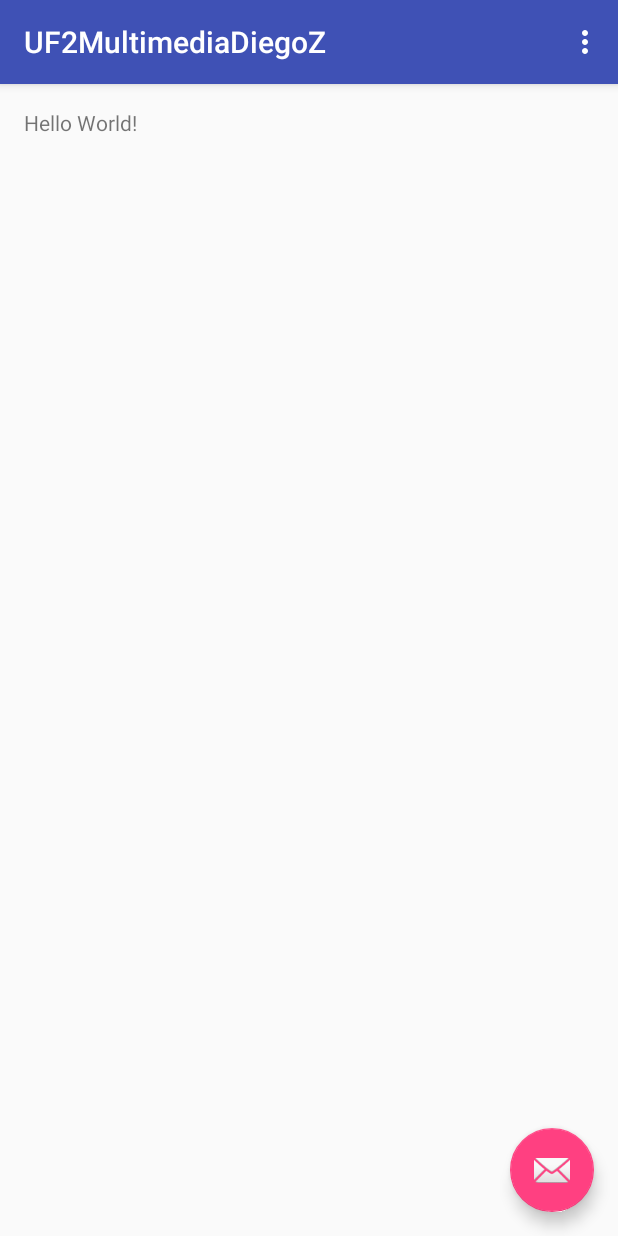
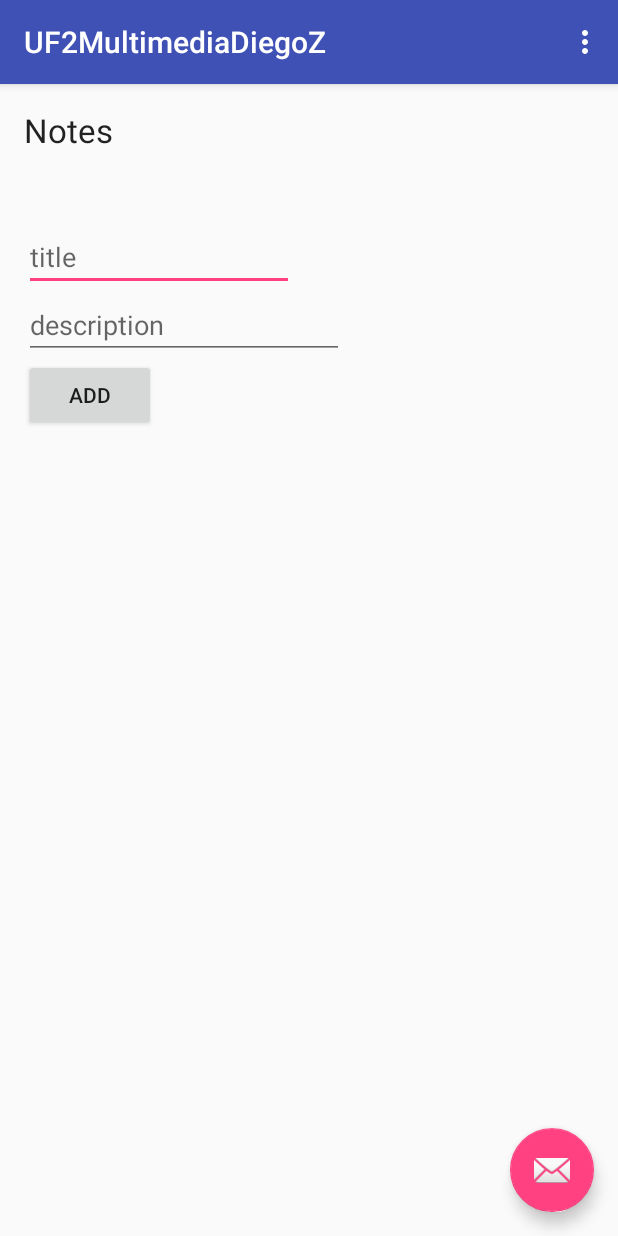
Before and after one commit to 24547744m/UF2MultimediaFirebase, an Android app: the screen it shows after launch (MainActivity), on a phone screen of 412 x 824 dp. Run offline under Robolectric (Android 15) with nearby library versions, the phone set to English and light mode, and no system bars; libraries missing offline, so code that uses them is left out: com.firebase.client; 3 statements that could not run were skipped.

Commit message:
formulario de agregar notas con firebase

```diff
--- a/app/src/main/java/firebase/uf2multimediadiegoz/MainActivity.java
+++ b/app/src/main/java/firebase/uf2multimediadiegoz/MainActivity.java
@@ -18,14 +18,7 @@ public class MainActivity extends AppCompatActivity {
         Toolbar toolbar = (Toolbar) findViewById(R.id.toolbar);
         setSupportActionBar(toolbar);
 
-        FloatingActionButton fab = (FloatingActionButton) findViewById(R.id.fab);
-        fab.setOnClickListener(new View.OnClickListener() {
-            @Override
-            public void onClick(View view) {
-                Snackbar.make(view, "Replace with your own action", Snackbar.LENGTH_LONG)
-                        .setAction("Action", null).show();
-            }
-        });
+
     }
 
     @Override
--- a/app/src/main/java/firebase/uf2multimediadiegoz/MainActivityFragment.java
+++ b/app/src/main/java/firebase/uf2multimediadiegoz/MainActivityFragment.java
@@ -5,19 +5,19 @@ import android.os.Bundle;
 import android.view.LayoutInflater;
 import android.view.View;
 import android.view.ViewGroup;
-import android.widget.TextView;
+import android.widget.Button;
+import android.widget.EditText;
 
-import com.firebase.client.DataSnapshot;
 import com.firebase.client.Firebase;
-import com.firebase.client.FirebaseError;
-import com.firebase.client.ValueEventListener;
 
 /**
  * A placeholder fragment containing a simple view.
  */
 public class MainActivityFragment extends Fragment {
 
-    TextView tvMessage;
+    private static final String URL_FIREBASE = "https://uf2multimediadiegoz.firebaseio.com/";
+    private EditText etTitle;
+    private EditText etDescription;
 
     public MainActivityFragment() {
     }
@@ -25,28 +25,42 @@ public class MainActivityFragment extends Fragment {
     @Override
     public View onCreateView(LayoutInflater inflater, ViewGroup container,
                              Bundle savedInstanceState) {
+
         View rootView = inflater.inflate(R.layout.fragment_main, container, false);
-        tvMessage = (TextView) rootView.findViewById(R.id.tvMessage);
+//        tvMessage = (TextView) rootView.findViewById(R.id.tvMessage);
         Firebase.setAndroidContext(getContext());
-        Firebase firebase = new Firebase("https://uf2multimediadiegoz.firebaseio.com/");
-        firebase.child("mensajeee").setValue("Hola Firebase");
+        final Firebase firebase = new Firebase(URL_FIREBASE);
 
-        Firebase alanRef = firebase.child("users").child("-K983VDi09Ikm0t358kR");
-        User alan = new User("Alan Turing", 1912);
-        //alanRef.setValue(alan);
+        final Firebase firebaseNote = firebase.child("notes");
 
-        alanRef.addValueEventListener(new ValueEventListener() {
+        etTitle = (EditText) rootView.findViewById(R.id.etTitle);
+        etDescription = (EditText) rootView.findViewById(R.id.etDescription);
+        Button buttAddNote = (Button) rootView.findViewById(R.id.buttAddNote);
+        buttAddNote.setOnClickListener(new View.OnClickListener() {
             @Override
-            public void onDataChange(DataSnapshot snapshot) {
-                System.out.println(snapshot.getValue());
-                tvMessage.setText(snapshot.getValue().toString());
-            }
-            @Override
-            public void onCancelled(FirebaseError firebaseError) {
-                System.out.println("The read failed: " + firebaseError.getMessage());
+            public void onClick(View v) {
+                //...
+                firebaseNote.push().setValue(new Note(etTitle.getText().toString(), etDescription.getText().toString()));
             }
         });
+
+//        alanRef.addValueEventListener(new ValueEventListener() {
+//            @Override
+//            public void onDataChange(DataSnapshot snapshot) {
+//                System.out.println(snapshot.getValue());
+////                tvMessage.setText(snapshot.getValue().toString());
+//            }
+//            @Override
+//            public void onCancelled(FirebaseError firebaseError) {
+//                System.out.println("The read failed: " + firebaseError.getMessage());
+//            }
+//        });
+
         return rootView;
 
     }
+
+
+
+
 }
--- a/app/src/main/res/layout/fragment_main.xml
+++ b/app/src/main/res/layout/fragment_main.xml
@@ -9,10 +9,45 @@
     tools:context="firebase.uf2multimediadiegoz.MainActivityFragment"
     tools:showIn="@layout/activity_main">
 
+    <Button
+        android:layout_width="wrap_content"
+        android:layout_height="wrap_content"
+        android:text="ADD"
+        android:id="@+id/buttAddNote"
+        android:layout_alignParentStart="true"
+        android:layout_below="@+id/etDescription"
+        android:layout_alignParentLeft="true"
+        android:onClick="clickAddNote" />
+
+    <EditText
+        android:layout_width="wrap_content"
+        android:layout_height="wrap_content"
+        android:id="@+id/etTitle"
+        android:minWidth="180dp"
+        android:hint="title"
+        android:layout_marginTop="47dp"
+        android:layout_below="@+id/textView"
+        android:layout_alignParentLeft="true"
+        android:layout_alignParentStart="true" />
+
+    <EditText
+        android:layout_width="wrap_content"
+        android:layout_height="wrap_content"
+        android:inputType="textMultiLine"
+        android:ems="10"
+        android:id="@+id/etDescription"
+        android:hint="description"
+        android:layout_below="@+id/etTitle"
+        android:layout_alignParentLeft="true" />
+
     <TextView
         android:layout_width="wrap_content"
         android:layout_height="wrap_content"
-        android:text="Hello World!"
-        android:id="@+id/tvMessage"/>
+        android:textAppearance="?android:attr/textAppearanceLarge"
+        android:text="Notes"
+        android:id="@+id/textView"
+        android:layout_alignParentTop="true"
+        android:layout_alignParentLeft="true"
+        android:layout_alignParentStart="true" />
 
 </RelativeLayout>
```
Also changed, not shown: app/src/main/java/firebase/uf2multimediadiegoz/Note.java (added, +31 -0 lines).
